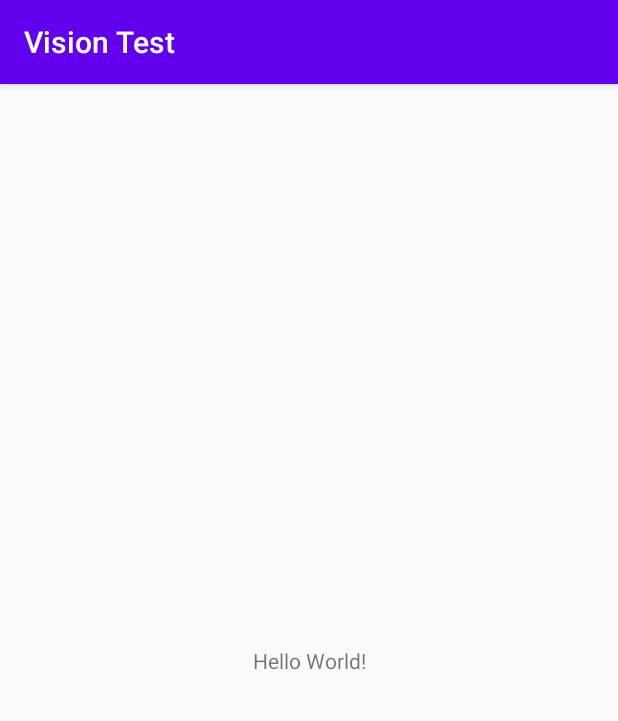
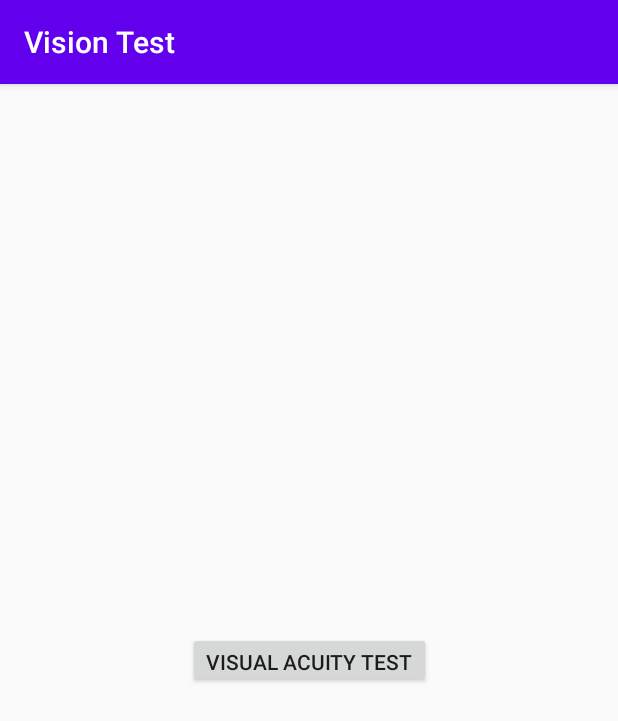
Before and after one commit to pbalint99/VisionTest, an Android app: the screen it shows after launch (MainActivity), on a phone screen of 412 x 824 dp. Shown: the top 721 px of the screen. Run offline under Robolectric (Android 15) with nearby library versions, the phone set to English and light mode, and no system bars.

Commit message:
Very simple: two activites, and a button with intent

```diff
--- a/app/src/main/AndroidManifest.xml
+++ b/app/src/main/AndroidManifest.xml
@@ -9,13 +9,14 @@
         android:roundIcon="@mipmap/ic_launcher_round"
         android:supportsRtl="true"
         android:theme="@style/AppTheme">
-        <activity android:name=".MainActivity">
+        <activity android:name=".activities.MainActivity">
             <intent-filter>
                 <action android:name="android.intent.action.MAIN" />
 
                 <category android:name="android.intent.category.LAUNCHER" />
             </intent-filter>
         </activity>
+        <activity android:name=".activities.VATestActivity" />
     </application>
 
 </manifest>
--- /dev/null
+++ b/app/src/main/java/hu/bme/mogi/android/visiontest/activities/MainActivity.kt
@@ -0,0 +1,20 @@
+package hu.bme.mogi.android.visiontest.activities
+
+import android.content.Intent
+import androidx.appcompat.app.AppCompatActivity
+import android.os.Bundle
+import hu.bme.mogi.android.visiontest.R
+import kotlinx.android.synthetic.main.activity_main.*
+
+class MainActivity : AppCompatActivity() {
+    override fun onCreate(savedInstanceState: Bundle?) {
+        super.onCreate(savedInstanceState)
+        setContentView(R.layout.activity_main)
+        va_start.setOnClickListener{
+            val intent = Intent(this, VATestActivity::class.java)
+            startActivity(intent)
+        }
+    }
+
+
+}
--- a/app/src/main/res/layout/activity_main.xml
+++ b/app/src/main/res/layout/activity_main.xml
@@ -4,15 +4,15 @@
     xmlns:tools="http://schemas.android.com/tools"
     android:layout_width="match_parent"
     android:layout_height="match_parent"
-    tools:context=".MainActivity">
+    tools:context=".activities.MainActivity">
 
-    <TextView
+    <Button
+        android:id="@+id/va_start"
         android:layout_width="wrap_content"
-        android:layout_height="wrap_content"
-        android:text="Hello World!"
+        android:layout_height="37dp"
+        android:text="@string/visual_acuity_test"
         app:layout_constraintBottom_toBottomOf="parent"
-        app:layout_constraintLeft_toLeftOf="parent"
-        app:layout_constraintRight_toRightOf="parent"
+        app:layout_constraintEnd_toEndOf="parent"
+        app:layout_constraintStart_toStartOf="parent"
         app:layout_constraintTop_toTopOf="parent" />
-
 </androidx.constraintlayout.widget.ConstraintLayout>
--- a/app/src/main/res/values/strings.xml
+++ b/app/src/main/res/values/strings.xml
@@ -1,3 +1,4 @@
 <resources>
     <string name="app_name">Vision Test</string>
+    <string name="visual_acuity_test">Visual Acuity Test</string>
 </resources>
```
Also changed, not shown: app/src/main/java/hu/bme/mogi/android/visiontest/MainActivity.kt (deleted, +0 -11 lines), app/src/main/java/hu/bme/mogi/android/visiontest/activities/VATestActivity.kt (added, +17 -0 lines), app/src/main/res/layout/activity_vatest.xml (added, +7 -0 lines).
